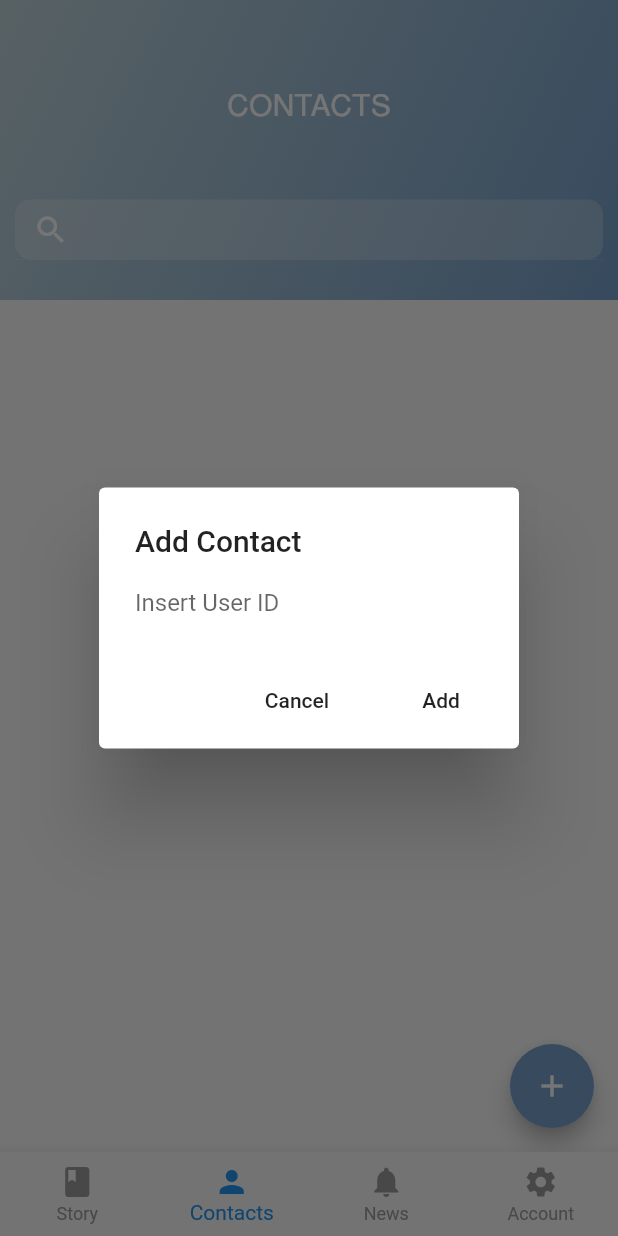
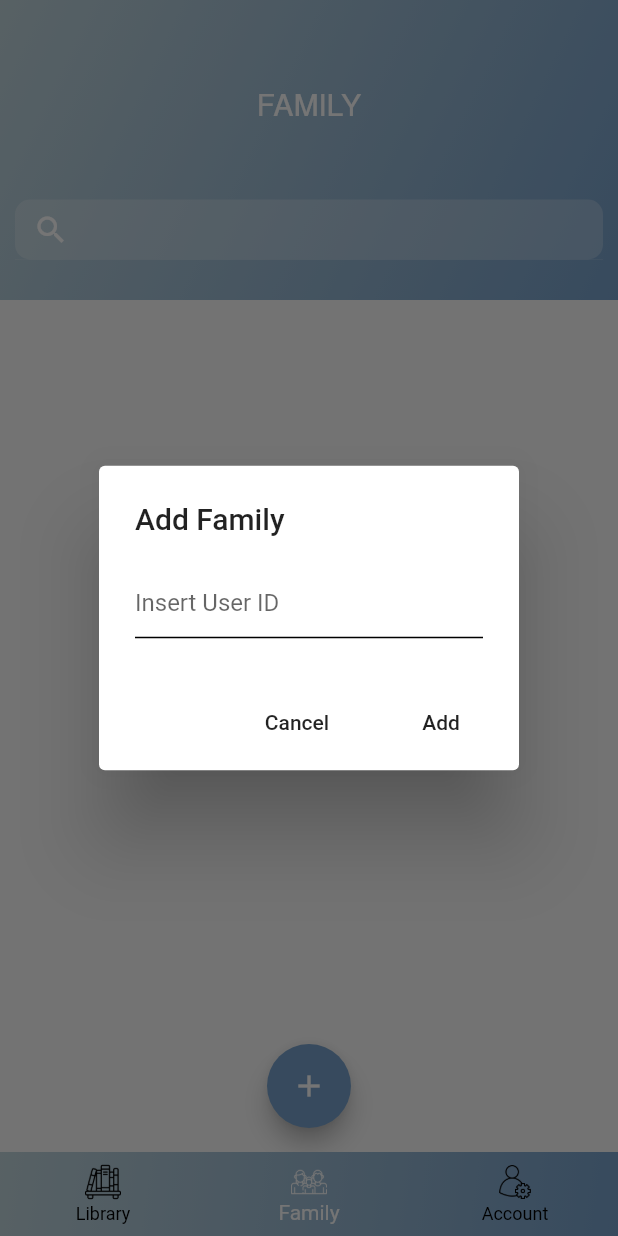
Before and after one commit to Simplify-Networks/katha, a Flutter app: the HomePage screen opened directly, item 2 of the bottom bar chosen, after a tap on the "add" icon, on a phone screen of 412 x 824 dp. Run offline on Flutter 3.47's test engine with Material 2 defaults, Android fonts, the phone set to English and light mode, and no system bars; our stand-ins replace audioplayers, firebase_auth, firebase_core, firebase_database, flutter_local_notifications, flutter_signin_button and 7 more; missing offline and left inert: flutter_facebook_auth, jitsi_meet; accounts and stored records are empty; network calls fail.

Commit message:
Fix add friend

```diff
--- a/lib/FirebaseDB.dart
+++ b/lib/FirebaseDB.dart
@@ -25,8 +25,10 @@
 
   void startDBListener() async
   {
-    final userM = await GlobalStorage().getUser();
-    String userid = userM.userID;
+    //final userM = await GlobalStorage().getUser();
+
+    GlobalStorage().getUser().then((value){
+      String userid = value.userID;
       updates = databaseReference.child("call").child(userid).onChildAdded.listen((event) {
 
         if(event.snapshot.key == "roomID")
@@ -44,6 +46,7 @@
           }
         }
       });
+    });
   }
 
   void stopDBListener()
--- a/lib/FriendScreen.dart
+++ b/lib/FriendScreen.dart
@@ -37,7 +37,9 @@
   final databaseReference = FirebaseDatabase.instance.reference();
 
   Future<bool> getFriend() async{
-    userModel = await GlobalStorage().getUser();
+    //userModel = await GlobalStorage().getUser();
+    GlobalStorage().getUser().then((value) async {
+      userModel = value;
       _FrienduserID.clear();
       _Friendname.clear();
       _FriendpicPath.clear();
@@ -55,9 +57,9 @@
           _FriendpicPath.add(list[i]["profilepicURL"]);
         }
       });
-
       setState(() {
         assignVariable1();
+      });
     });
   }
 
@@ -121,7 +123,9 @@
   }
 
   Future<void> getFriendRequestList() async {
-    userModel = await GlobalStorage().getUser();
+    //userModel = await GlobalStorage().getUser();
+    GlobalStorage().getUser().then((value) async {
+      userModel = value;
       _picPath.clear();
       _userID.clear();
       _name.clear();
@@ -154,11 +158,10 @@
             });
           });
         }
-
         setState(() {
           assignVariable();
         });
-
+      });
     });
   }
 
@@ -332,8 +335,8 @@
                     //new Tab(text: 'In', icon: Icon(Icons.directions_car, color: Colors.grey),),
                     //new Tab(icon: new Image.asset("lib/assets/images/end_call_btn.png"), text: "Browse"),
                     //new Tab(icon: Icon(Icons.directions_car, color: Colors.grey), text: "Browse"),
-                    new Tab(text: "Friends List"),
-                    new Tab(text: "Friends Request"),
+                    new Tab(text: "Family List"),
+                    new Tab(text: "Family Request"),
                   ],),
                 flexibleSpace: Container(
                   constraints: BoxConstraints.expand(
@@ -357,7 +360,7 @@
                         child: Padding(
                           padding: const EdgeInsets.only(bottom:50.0),
                           child: Text(
-                            "Friends",
+                            "Family",
                             textAlign: TextAlign.center,
                             style: new TextStyle(
                                 fontFamily: 'Helvetica',
--- a/lib/ReceiverScreen.dart
+++ b/lib/ReceiverScreen.dart
@@ -35,7 +35,10 @@
   final databaseReference = FirebaseDatabase.instance.reference();
 
   Future<void> getUserInfo() async {
-    userModel = await GlobalStorage().getUser();
+    //userModel = await GlobalStorage().getUser();
+    GlobalStorage().getUser().then((value){
+      userModel = value;
+    });
   }
 
   void setListner(){
--- a/lib/fragment1.dart
+++ b/lib/fragment1.dart
@@ -22,17 +22,19 @@
   }
 
   Future<void> getUserInfo() async {
-    userModel = await GlobalStorage().getUser();
-    setState(() {
-      name = userModel.name;
-      picPath = userModel.profilePicPath;
+    //userModel = await GlobalStorage().getUser();
+    GlobalStorage().getUser().then((value){
+      userModel = value;
+      setState(() {
+        name = userModel.name;
+        picPath = userModel.profilePicPath;
+      });
     });
   }
 
   @override
   Widget build(BuildContext context) {
     super.build(context);
-
 
     List storyphoto = ["lib/assets/Story/Beauty and the beast.jpg","lib/assets/Story/Cinderella.jpg","lib/assets/Story/Golden Eggs and Ham.jpg", "lib/assets/Story/Hello bunny.jpg", "lib/assets/Story/How big are your worries.png","lib/assets/Story/How to make a monster smile.jpg","lib/assets/Story/In your own back yard.jpg","lib/assets/Story/Squirrel.jpg","lib/assets/Story/Thomas.jpg","lib/assets/Story/Warrier.png"];
     List storytittle = ["Beauty and the beast","Cinderella","Golden Eggs and Ham","Hello bunny", "How big are your worries","How to make a monster smile","In your own backyard","Squirrel","Thomas","Warrier"];
@@ -41,6 +43,37 @@
     return Scaffold(
       body: Stack(
         children: <Widget>[
+          Container(
+            constraints: BoxConstraints.expand(
+              height: 200.0,
+            ),
+            decoration: new BoxDecoration(
+              gradient: new LinearGradient(colors: [
+                Color(0xffBFD4DB),
+                Color(0xff78A2CC)
+              ],
+                  begin: Alignment.topLeft,
+                  end: Alignment.bottomRight,
+                  stops: [0.0,1.0],
+                  tileMode: TileMode.clamp
+              ),
+            ),
+            child: Center(
+              child: Padding(
+                padding: const EdgeInsets.only(bottom:55.0),
+                child: Text(
+                  "LIBRARY",
+                  textAlign: TextAlign.center,
+                  style: new TextStyle(
+                      fontFamily: 'Helvetica',
+                      color: Colors.white,
+                      fontSize: 20,
+                      fontWeight: FontWeight.w400
+                  ),
+                ),
+              ),
+            ),
+          ),
           /*Container(
             constraints: BoxConstraints.expand(
               height: 200.0,
@@ -231,7 +264,7 @@
             ),
           ),*/
           Padding(
-            padding: const EdgeInsets.only(top:40.0),
+            padding: const EdgeInsets.only(top:220.0),
             child: Container(
               //padding: EdgeInsets.all(5),
               child: ListView.builder(
--- a/lib/fragment2.dart
+++ b/lib/fragment2.dart
@@ -65,7 +65,9 @@
   }
 
   Future<bool> getFriend() async{
-    userModel = await GlobalStorage().getUser();
+    //userModel = await GlobalStorage().getUser();
+    GlobalStorage().getUser().then((value) async {
+      userModel = value;
       _FrienduserID.clear();
       _Friendname.clear();
       _FriendpicPath.clear();
@@ -93,6 +95,9 @@
       setState(() {
         assignVariable1();
       });
+
+    });
+
   }
 
   void assignVariable1()
@@ -132,6 +137,12 @@
       child: Text("Add"),
       onPressed:  () async {
 
+        if(userModel.userID == "" || userModel.userID == null)
+        {
+          Toast.show("Something went wrong. Please try again later.", context, duration: 3);
+          Navigator.of(context).pop();
+        }
+        else{
           if(customController.text.toString().isEmpty)
           {
             Toast.show("Please enter user ID.", context, duration: 3);
@@ -174,15 +185,26 @@
             }
             Navigator.of(context).pop(customController.text.toString());
           }
+        }
+
       },
     );
 
     // set up the AlertDialog
     AlertDialog alert = AlertDialog(
-      title: Text("Add Contact"),
+      title: Text("Add Family"),
       content: TextField(
         controller: customController,
-        decoration: new InputDecoration.collapsed(hintText: "Insert User ID"),
+        //decoration: new InputDecoration.collapsed(hintText: "Insert User ID"),
+        decoration: InputDecoration(
+          enabledBorder: UnderlineInputBorder(
+            borderSide: BorderSide(color: Colors.black),
+          ),
+          focusedBorder: UnderlineInputBorder(
+            borderSide: BorderSide(color: Colors.black),
+          ),
+          hintText: "Insert User ID",
+        ),
       ),
       actions: [
         cancelButton,
@@ -269,10 +291,13 @@
   }
 
   Future<void> checkfordisplayusername() async {
-    userModel = await GlobalStorage().getUser();
+    //userModel = await GlobalStorage().getUser();
+    GlobalStorage().getUser().then((value) async {
+      userModel = value;
       List list = await checkUsername();
       setState(() {
         assignVariable(list);
+      });
     });
   }
 
@@ -340,7 +365,7 @@
                       child: Padding(
                         padding: const EdgeInsets.only(top:60.0),
                         child: Text(
-                          "CONTACTS",
+                          "FAMILY",
                           textAlign: TextAlign.center,
                           style: new TextStyle(
                               fontFamily: 'Helvetica',
@@ -528,7 +553,6 @@
                         r.receiverID = UserDetailsListDisplay[i].userid;
                         r.status = "dialling";
 
-
                         databaseReference.child("call").child(UserDetailsListDisplay[i].userid).set({
                           'name': userModel.name,
                           'title': widget.storyTitle,
@@ -559,6 +583,7 @@
         child: Icon(Icons.add),
         //backgroundColor: Colors.lightBlue,
       ),
+      floatingActionButtonLocation: FloatingActionButtonLocation.centerFloat,
     );
   }
 
--- a/lib/jitsiMeet.dart
+++ b/lib/jitsiMeet.dart
@@ -34,7 +34,10 @@
 
 
   Future<void> StartJetsiListener() async {
-    userM = await GlobalStorage().getUser();
+    //userM = await GlobalStorage().getUser();
+    GlobalStorage().getUser().then((value){
+      userM = value;
+    });
     JitsiMeet.addListener(JitsiMeetingListener(
         onConferenceWillJoin: _onConferenceWillJoin,
         onConferenceJoined: _onConferenceJoined,
--- a/lib/main.dart
+++ b/lib/main.dart
@@ -106,7 +106,9 @@
   }
 
   Future<void> startDBListener() async {
-    userM = await GlobalStorage().getUser();
+    //userM = await GlobalStorage().getUser();
+    GlobalStorage().getUser().then((value){
+      userM = value;
       UserModel sD = new UserModel();
       String userid = userM.userID;
 
@@ -139,8 +141,8 @@
           }
         }
       });
-
       SetOnlineStatus();
+    });
   }
 
   void SetOnlineStatus()
@@ -153,11 +155,15 @@
   }
 
   Future<void> startDBFriendListener() async {
-    userM = await GlobalStorage().getUser();
+    //userM = await GlobalStorage().getUser();
+    GlobalStorage().getUser().then((value){
+      userM = value;
       friend_event = databaseReference.child("friend_request").child(userM.userID).onChildAdded.listen((event) {
         Map<dynamic,dynamic> map = event.snapshot.value;
         _showNotifications(map["name"],map["requestor_id"]);
       });
+    });
+
   }
 
   @override
@@ -209,7 +215,8 @@
   }
   @override
   Widget build(BuildContext context) {
-    _screens = [Fragment1(),Fragment2(storyTitle: ""),Fragment3(),Fragment4()];
+    //_screens = [Fragment1(),Fragment2(storyTitle: ""),Fragment3(),Fragment4()];
+    _screens = [Fragment1(),Fragment2(storyTitle: ""),Fragment4()];
     return Scaffold(
       body: PageView(
         controller: _pageController,
@@ -217,17 +224,17 @@
         onPageChanged: _onPageChanged,
         physics: NeverScrollableScrollPhysics(),
       ),
-      bottomNavigationBar: BottomNavigationBar(
+      /*bottomNavigationBar: BottomNavigationBar(
         type: BottomNavigationBarType.fixed,
         onTap: _onItemTapped,
         items: <BottomNavigationBarItem>[
           BottomNavigationBarItem(
             icon: Icon(Icons.book,),
-            title: Text("Story"),
+            title: Text("Library"),
           ),
           BottomNavigationBarItem(
             icon: Icon(Icons.person),
-            title: Text("Contacts"),
+            title: Text("Family"),
           ),
           BottomNavigationBarItem(
             icon: Icon(Icons.notifications),
@@ -240,10 +247,100 @@
         ],
         //selectedLabelStyle: TextStyle(fontSize: 22),
         //selectedItemColor: Colors.red,
-        //backgroundColor: Colors.black,
+        backgroundColor: Color(0xff78A2CC),
         currentIndex: this._currentIndex,
-        selectedItemColor: Colors.blue,
+        selectedItemColor: Colors.white,
         unselectedItemColor: Colors.grey,
+      ),*/
+      /*bottomNavigationBar: Container(
+        decoration: BoxDecoration(
+          gradient: LinearGradient(
+            colors: [Color(0xFF00D0E1), Color(0xFF00B3FA)],
+            begin: Alignment.topLeft,
+            end: Alignment.topRight,
+            stops: [0.0, 0.8],
+            tileMode: TileMode.clamp,
+          ),
+        ),
+        child: BottomNavigationBar(
+          currentIndex: 0,
+          onTap: (index) {},
+          showUnselectedLabels: false,
+          backgroundColor: Colors.transparent,
+          type: BottomNavigationBarType.fixed,
+          elevation: 0,
+          unselectedItemColor: Colors.white,
+          selectedIconTheme: IconThemeData(color: Colors.white),
+          items: [
+            BottomNavigationBarItem(
+              icon: Icon(Icons.home),
+              title: Text(
+                "Home",
+                style: TextStyle(color: Colors.white),
+              ),
+            ),
+            BottomNavigationBarItem(
+              icon: Icon(Icons.business),
+              title: Text(
+                "Business",
+                style: TextStyle(color: Colors.white),
+              ),
+            ),
+            BottomNavigationBarItem(
+              icon: Icon(Icons.school),
+              title: Text(
+                "School",
+                style: TextStyle(color: Colors.white),
+              ),
+            ),
+          ],
+        ),
+      ),*/
+      bottomNavigationBar: Container(
+        decoration: new BoxDecoration(
+          gradient: new LinearGradient(colors: [
+            Color(0xffBFD4DB),
+            Color(0xff78A2CC)
+          ],
+              begin: Alignment.topLeft,
+              end: Alignment.bottomRight,
+              stops: [0.0,1.0],
+              tileMode: TileMode.clamp
+          ),
+        ),
+        child: BottomNavigationBar(
+          type: BottomNavigationBarType.fixed,
+          onTap: _onItemTapped,
+          currentIndex: this._currentIndex,
+          selectedItemColor: Colors.white,
+          unselectedItemColor: Colors.black,
+          backgroundColor: Colors.transparent,
+          elevation: 0,
+          items: <BottomNavigationBarItem>[
+            BottomNavigationBarItem(
+              icon: ImageIcon(
+                AssetImage("lib/assets/images/library.png"),
+              ),
+              title: Text("Library"),
+            ),
+            BottomNavigationBarItem(
+              icon: ImageIcon(
+                AssetImage("lib/assets/images/family.png"),
+              ),
+              title: Text("Family"),
+            ),
+            /*BottomNavigationBarItem(
+              icon: Icon(Icons.notifications),
+              title: Text("News"),
+            ),*/
+            BottomNavigationBarItem(
+              icon: ImageIcon(
+                AssetImage("lib/assets/images/account.png"),
+              ),
+              title: Text("Account"),
+            ),
+          ],
+        ),
       ),
     );
   }
@@ -469,10 +566,13 @@
   String picPath = "";
 
   Future<void> getUserInfo() async {
-    userModel = await GlobalStorage().getUser();
+    //userModel = await GlobalStorage().getUser();
+    GlobalStorage().getUser().then((value){
+      userModel = value;
       setState(() {
         name = userModel.name;
         picPath = userModel.profilePicPath;
+      });
     });
   }
 
@@ -509,7 +609,7 @@
                    child: Padding(
                      padding: const EdgeInsets.only(bottom:55.0),
                      child: Text(
-                       "ACCOUNTS",
+                       "ACCOUNT",
                        textAlign: TextAlign.center,
                        style: new TextStyle(
                            fontFamily: 'Helvetica',
@@ -577,7 +677,7 @@
                      elevation: 0,
                      color: Colors.transparent,
                      child: ListTile(
-                       title: Text("Friends", style: TextStyle(
+                       title: Text("Family", style: TextStyle(
                            fontFamily: 'Helvetica',
                            color: Colors.black,
                            fontSize: 15,
--- a/lib/splash.dart
+++ b/lib/splash.dart
@@ -34,9 +34,10 @@
 
   void getUserInfo() async
   {
-    UserModel userModel = await GlobalStorage().getUser();
+    //UserModel userModel = await GlobalStorage().getUser();
 
-    if(userModel != null)
+    GlobalStorage().getUser().then((value){
+      if(value != null)
       {
         Timer(Duration(milliseconds: 1500),()=>Navigator.pushReplacement(context, MaterialPageRoute(builder: (context) => HomePage())));
       }
@@ -44,6 +45,7 @@
       {
         Timer(Duration(milliseconds: 1500),()=>Navigator.pushReplacement(context, MaterialPageRoute(builder: (context) => Login())));
       }
+    });
   }
 
 
```
Also changed, not shown: lib/assets/images/account.png (added), lib/assets/images/family.png (added), lib/assets/images/library.png (added). Lines whose indentation alone changed are shown as unchanged.
